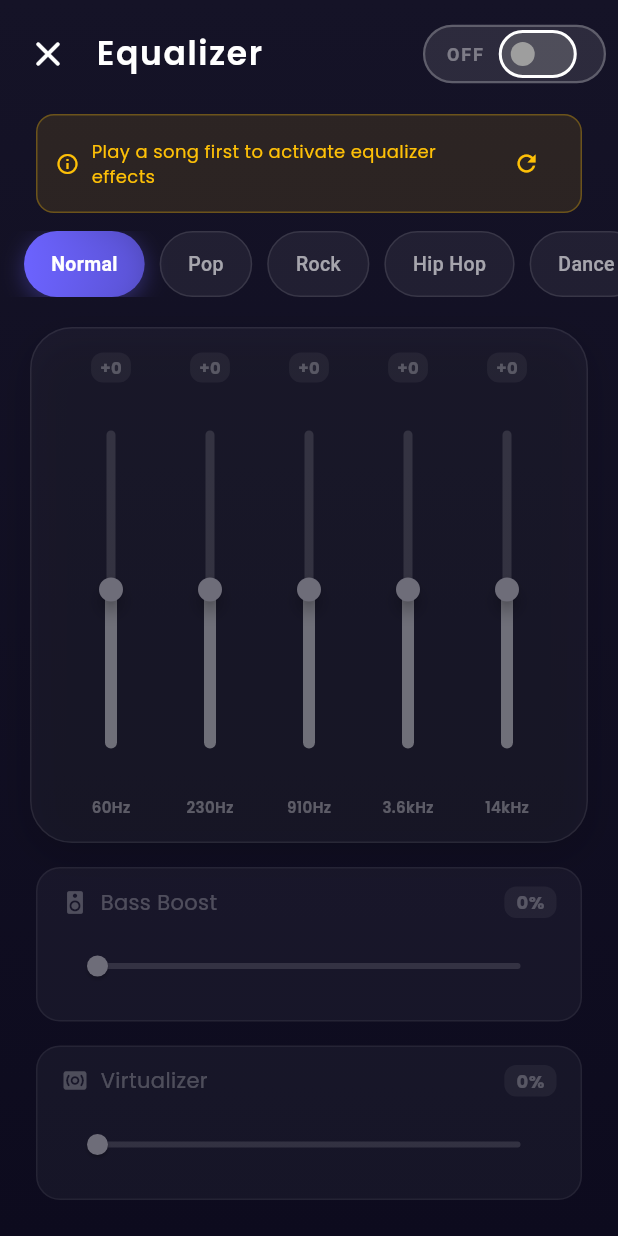
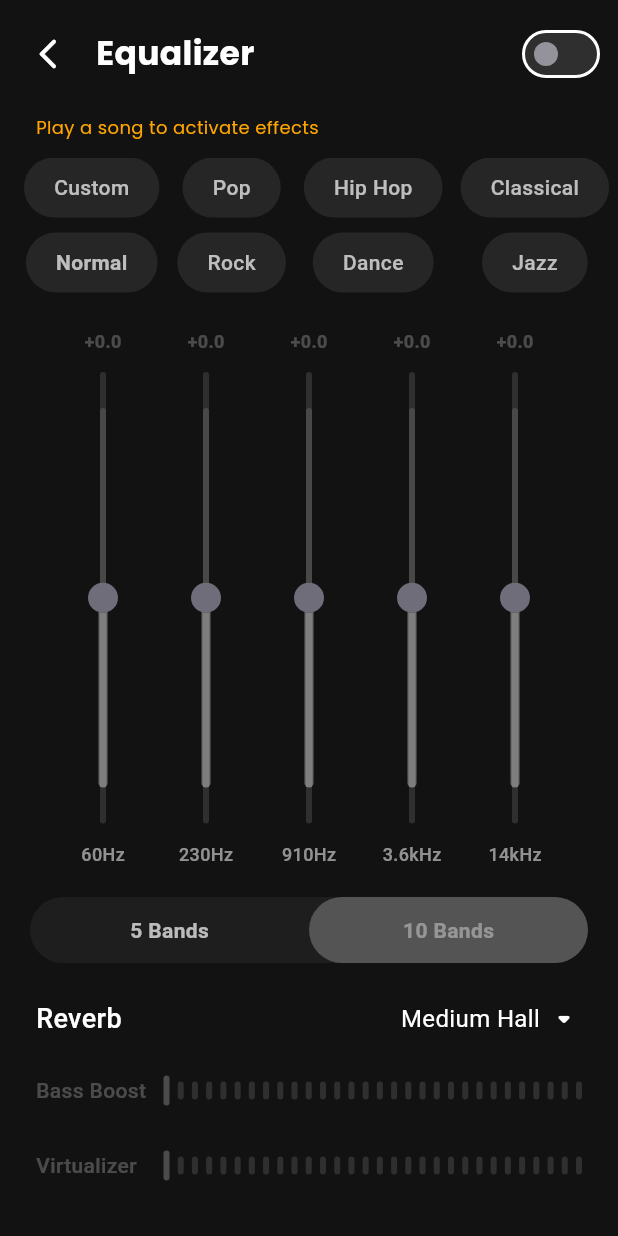
Before and after one commit to bhedanikhilkumar-code/offline-music-player-pro, a Flutter app: the EqualizerScreen screen opened directly, on a phone screen of 412 x 824 dp. Run offline on Flutter 3.47's test engine with Material 3 defaults, Android fonts, the phone set to English and light mode, and no system bars; our stand-ins replace audio_service, file_picker, flutter_staggered_animations, google_fonts, image_picker, just_audio and 5 more; missing offline and left inert: audio_session, audiotags, ringtone_set; accounts and stored records are empty; statements that could not run were skipped.

Commit message:
UI Overhaul: Redesigned Equalizer Screen with premium amber theme, 2-row presets, and custom dashed sliders

```diff
--- a/lib/screens/equalizer_screen.dart
+++ b/lib/screens/equalizer_screen.dart
@@ -6,7 +6,6 @@ import '../constants/app_strings.dart';
 import '../constants/app_constants.dart';
 import '../providers/equalizer_provider.dart';
 import '../providers/audio_provider.dart';
-import '../providers/theme_provider.dart';
 
 class EqualizerScreen extends StatefulWidget {
   const EqualizerScreen({super.key});
@@ -16,10 +15,11 @@ class EqualizerScreen extends StatefulWidget {
 }
 
 class _EqualizerScreenState extends State<EqualizerScreen> {
+  final Color _amberColor = const Color(0xFFFFA500); // Standard amber/orange from screenshot
+
   @override
   void initState() {
     super.initState();
-    // Initialize equalizer with audio session ID after frame is built
     WidgetsBinding.instance.addPostFrameCallback((_) {
       _initEqualizer();
     });
@@ -36,17 +36,16 @@ class _EqualizerScreenState extends State<EqualizerScreen> {
 
   @override
   Widget build(BuildContext context) {
-    return Consumer<ThemeProvider>(
-      builder: (context, themeProvider, _) {
     return Scaffold(
-          backgroundColor: Colors.transparent,
-          body: Container(
-            decoration: themeProvider.backgroundDecoration,
-            child: SafeArea(
+      backgroundColor: const Color(0xFF121212), // Deep dark background
+      body: SafeArea(
         child: Consumer<EqualizerProvider>(
           builder: (context, eq, _) {
-                  final primaryColor = themeProvider.primaryColor;
+            final isEnabled = eq.enabled;
+            final primaryColor = isEnabled ? _amberColor : Colors.white24;
+
             return Column(
+              crossAxisAlignment: CrossAxisAlignment.start,
               children: [
                 // ─── App Bar ───
                 Padding(
@@ -54,54 +53,20 @@ class _EqualizerScreenState extends State<EqualizerScreen> {
                   child: Row(
                     children: [
                       IconButton(
-                              icon: const Icon(Icons.close_rounded, color: Colors.white, size: 28),
+                        icon: const Icon(Icons.arrow_back_ios_new_rounded, color: Colors.white, size: 24),
                         onPressed: () => Navigator.pop(context),
                       ),
                       const SizedBox(width: 8),
-                            Text(AppStrings.equalizer, style: AppTextStyles.headingMedium.copyWith(letterSpacing: 1.1)),
+                      Text('Equalizer', style: AppTextStyles.headingMedium.copyWith(fontSize: 22, fontWeight: FontWeight.bold)),
                       const Spacer(),
-                            // ON/OFF toggle with premium look
-                            AnimatedContainer(
-                              duration: const Duration(milliseconds: 300),
-                              padding: const EdgeInsets.symmetric(horizontal: 14, vertical: 6),
-                              decoration: BoxDecoration(
-                                gradient: eq.enabled
-                                    ? LinearGradient(colors: [primaryColor.withOpacity(0.3), primaryColor.withOpacity(0.1)])
-                                    : null,
-                                color: eq.enabled ? null : Colors.white10,
-                                borderRadius: BorderRadius.circular(24),
-                                border: Border.all(
-                                  color: eq.enabled ? primaryColor : Colors.white24,
-                                  width: 1.5,
-                                ),
-                                boxShadow: eq.enabled
-                                    ? [BoxShadow(color: primaryColor.withOpacity(0.2), blurRadius: 12, offset: const Offset(0, 2))]
-                                    : null,
-                              ),
-                              child: Row(
-                                mainAxisSize: MainAxisSize.min,
-                                children: [
-                                  Text(
-                                    eq.enabled ? 'ON' : 'OFF',
-                                    style: TextStyle(
-                                      color: eq.enabled ? primaryColor : Colors.white38,
-                                      fontWeight: FontWeight.bold,
-                                      fontSize: 12,
-                                      letterSpacing: 1.2,
-                                    ),
-                                  ),
-                                  const SizedBox(width: 6),
-                                  SizedBox(
-                                    height: 24,
-                                    child: Switch(
+                      // Simple Amber Switch
+                      Switch(
                         value: eq.enabled,
                         onChanged: (v) => eq.setEnabled(v),
-                                      activeColor: primaryColor,
-                                      materialTapTargetSize: MaterialTapTargetSize.shrinkWrap,
-                                    ),
-                                  ),
-                                ],
-                              ),
+                        activeColor: Colors.white,
+                        activeTrackColor: _amberColor,
+                        inactiveThumbColor: Colors.white54,
+                        inactiveTrackColor: Colors.white12,
                       ),
                     ],
                   ),
@@ -111,106 +76,48 @@ class _EqualizerScreenState extends State<EqualizerScreen> {
                 if (!eq.isInitialized)
                   Padding(
                     padding: const EdgeInsets.symmetric(horizontal: 24, vertical: 4),
-                          child: Container(
-                            padding: const EdgeInsets.symmetric(horizontal: 12, vertical: 8),
-                            decoration: BoxDecoration(
-                              color: Colors.amber.withOpacity(0.1),
-                              borderRadius: BorderRadius.circular(12),
-                              border: Border.all(color: Colors.amber.withOpacity(0.3)),
-                            ),
-                            child: Row(
-                              children: [
-                                const Icon(Icons.info_outline, color: Colors.amber, size: 16),
-                                const SizedBox(width: 8),
-                                Expanded(
                     child: Text(
-                                    'Play a song first to activate equalizer effects',
-                                    style: AppTextStyles.bodySmall.copyWith(color: Colors.amber, fontSize: 12),
-                                  ),
-                                ),
-                                IconButton(
-                                  icon: const Icon(Icons.refresh, color: Colors.amber, size: 18),
-                                  padding: EdgeInsets.zero,
-                                  constraints: const BoxConstraints(),
-                                  onPressed: _initEqualizer,
-                                ),
-                              ],
-                            ),
+                      'Play a song to activate effects',
+                      style: AppTextStyles.bodySmall.copyWith(color: _amberColor, fontSize: 12),
                     ),
                   ),
 
-                      // ─── Preset Chips (scrollable) ───
+                // ─── Preset Chips (2 Rows Horizontal Scroll) ───
                 const SizedBox(height: 8),
                 SizedBox(
-                        height: 44,
+                  height: 90,
                   child: ListView.builder(
                     scrollDirection: Axis.horizontal,
                     padding: const EdgeInsets.symmetric(horizontal: 16),
-                          itemCount: AppConstants.eqPresets.keys.length,
-                          itemBuilder: (context, index) {
-                            final preset = AppConstants.eqPresets.keys.elementAt(index);
-                            if (preset == 'Custom') return const SizedBox.shrink();
-                            final isSelected = eq.preset == preset;
+                    itemCount: (AppConstants.eqPresets.keys.length / 2).ceil(),
+                    itemBuilder: (context, columnIndex) {
+                      final keys = AppConstants.eqPresets.keys.toList();
+                      final index1 = columnIndex * 2;
+                      final index2 = index1 + 1;
+
                       return Padding(
-                              padding: const EdgeInsets.only(right: 10),
-                              child: Material(
-                                color: Colors.transparent,
-                                child: InkWell(
-                                  onTap: () => eq.setPreset(preset),
-                                  borderRadius: BorderRadius.circular(22),
-                                  child: AnimatedContainer(
-                                    duration: const Duration(milliseconds: 250),
-                                    padding: const EdgeInsets.symmetric(horizontal: 18),
-                                    alignment: Alignment.center,
-                                    decoration: BoxDecoration(
-                                      gradient: isSelected
-                                          ? LinearGradient(colors: [primaryColor, primaryColor.withOpacity(0.7)])
-                                          : null,
-                                      color: isSelected ? null : Colors.white.withOpacity(0.06),
-                                      borderRadius: BorderRadius.circular(22),
-                                      boxShadow: isSelected
-                                          ? [BoxShadow(color: primaryColor.withOpacity(0.35), blurRadius: 12, offset: const Offset(0, 4))]
-                                          : null,
-                                      border: isSelected ? null : Border.all(color: Colors.white10),
-                                    ),
-                                    child: Text(
-                                      preset,
-                                      style: TextStyle(
-                                        color: isSelected ? Colors.white : Colors.white60,
-                                        fontWeight: isSelected ? FontWeight.bold : FontWeight.w500,
-                                        fontSize: 13,
-                                      ),
-                                    ),
-                                  ),
-                                ),
+                        padding: const EdgeInsets.only(right: 12),
+                        child: Column(
+                          children: [
+                            if (index1 < keys.length) _buildPresetChip(keys[index1], eq),
+                            const SizedBox(height: 10),
+                            if (index2 < keys.length) _buildPresetChip(keys[index2], eq),
+                          ],
                         ),
                       );
                     },
                   ),
                 ),
 
-                      // ─── Current Preset indicator ───
-                      if (eq.preset == 'Custom')
-                        Padding(
-                          padding: const EdgeInsets.only(top: 8),
-                          child: Text('Custom EQ', style: AppTextStyles.bodySmall.copyWith(color: primaryColor, fontWeight: FontWeight.w600)),
-                        ),
+                const SizedBox(height: 24),
 
-                      const SizedBox(height: 20),
-
-                      // ─── EQ Bands with Glass Card ───
+                // ─── EQ Bands ───
                 Expanded(
-                        child: Container(
-                          margin: const EdgeInsets.symmetric(horizontal: 20),
-                          padding: const EdgeInsets.symmetric(horizontal: 12, vertical: 16),
-                          decoration: BoxDecoration(
-                            color: Colors.white.withOpacity(0.04),
-                            borderRadius: BorderRadius.circular(28),
-                            border: Border.all(color: Colors.white.withOpacity(0.08)),
-                            boxShadow: [
-                              BoxShadow(color: Colors.black.withOpacity(0.15), blurRadius: 20, offset: const Offset(0, 8)),
-                            ],
-                          ),
+                  child: Padding(
+                    padding: const EdgeInsets.symmetric(horizontal: 20),
+                    child: Column(
+                      children: [
+                        Expanded(
                           child: Row(
                             mainAxisAlignment: MainAxisAlignment.spaceEvenly,
                             children: List.generate(5, (index) {
@@ -218,27 +125,82 @@ class _EqualizerScreenState extends State<EqualizerScreen> {
                             }),
                           ),
                         ),
+                        const SizedBox(height: 20),
+                        // 5 Bands / 10 Bands Toggle
+                        Container(
+                          width: double.infinity,
+                          height: 44,
+                          decoration: BoxDecoration(
+                            color: const Color(0xFF1E1E1E),
+                            borderRadius: BorderRadius.circular(22),
                           ),
+                          child: Row(
+                            children: [
+                              Expanded(
+                                child: Container(
+                                  alignment: Alignment.center,
+                                  decoration: BoxDecoration(
+                                    color: Colors.transparent,
+                                    borderRadius: BorderRadius.circular(22),
+                                  ),
+                                  child: const Text('5 Bands', style: TextStyle(color: Colors.white70, fontWeight: FontWeight.bold)),
+                                ),
+                              ),
+                              Expanded(
+                                child: Container(
+                                  alignment: Alignment.center,
+                                  decoration: BoxDecoration(
+                                    color: isEnabled ? _amberColor : Colors.white24,
+                                    borderRadius: BorderRadius.circular(22),
+                                  ),
+                                  child: Text('10 Bands', style: TextStyle(color: isEnabled ? Colors.black : Colors.white38, fontWeight: FontWeight.bold)),
+                                ),
+                              ),
+                            ],
+                          ),
+                        ),
+                      ],
+                    ),
+                  ),
+                ),
+
+                const SizedBox(height: 24),
+
+                // ─── Reverb Dropdown ───
+                Padding(
+                  padding: const EdgeInsets.symmetric(horizontal: 24),
+                  child: Row(
+                    mainAxisAlignment: MainAxisAlignment.spaceBetween,
+                    children: [
+                      const Text('Reverb', style: TextStyle(color: Colors.white, fontSize: 18, fontWeight: FontWeight.w500)),
+                      Row(
+                        children: const [
+                          Text('Medium Hall', style: TextStyle(color: Colors.white, fontSize: 16)),
+                          SizedBox(width: 4),
+                          Icon(Icons.arrow_drop_down_rounded, color: Colors.white),
+                        ],
+                      ),
+                    ],
+                  ),
+                ),
+
+                const SizedBox(height: 20),
 
                 // ─── Bass Boost & Virtualizer ───
                 Padding(
-                        padding: const EdgeInsets.fromLTRB(24, 16, 24, 8),
+                  padding: const EdgeInsets.symmetric(horizontal: 24),
                   child: Column(
                     children: [
-                            _buildEffectSlider(
-                              context,
-                              icon: Icons.speaker_rounded,
-                              label: AppStrings.bassBoost,
+                      _buildDashedSliderRow(
+                        label: 'Bass Boost',
                         value: eq.bassBoost,
                         onChanged: (v) => eq.setBassBoost(v),
                         enabled: eq.enabled,
                         primaryColor: primaryColor,
                       ),
-                            const SizedBox(height: 16),
-                            _buildEffectSlider(
-                              context,
-                              icon: Icons.surround_sound_rounded,
-                              label: AppStrings.virtualizer,
+                      const SizedBox(height: 20),
+                      _buildDashedSliderRow(
+                        label: 'Virtualizer',
                         value: eq.virtualizer,
                         onChanged: (v) => eq.setVirtualizer(v),
                         enabled: eq.enabled,
@@ -247,53 +209,79 @@ class _EqualizerScreenState extends State<EqualizerScreen> {
                     ],
                   ),
                 ),
-                      const SizedBox(height: 16),
+                const SizedBox(height: 32),
               ],
             );
           },
         ),
       ),
+    );
+  }
+
+  Widget _buildPresetChip(String preset, EqualizerProvider eq) {
+    final isSelected = eq.preset == preset;
+    final isEnabled = eq.enabled;
+    return GestureDetector(
+      onTap: isEnabled ? () => eq.setPreset(preset) : null,
+      child: AnimatedContainer(
+        duration: const Duration(milliseconds: 200),
+        padding: const EdgeInsets.symmetric(horizontal: 20, vertical: 10),
+        decoration: BoxDecoration(
+          color: isSelected && isEnabled ? _amberColor : const Color(0xFF262626),
+          borderRadius: BorderRadius.circular(20),
         ),
-        );
-      },
+        child: Text(
+          preset,
+          style: TextStyle(
+            color: isSelected && isEnabled ? Colors.black : Colors.white70,
+            fontWeight: isSelected ? FontWeight.bold : FontWeight.w500,
+            fontSize: 14,
+          ),
+        ),
+      ),
     );
   }
 
   Widget _buildEqBand(BuildContext context, EqualizerProvider eq, int index, Color primaryColor) {
     final level = eq.bandLevels[index];
     final isPositive = level >= 0;
+    // Assume max level is 15
     return SizedBox(
-      width: 50,
+      width: 40,
       child: Column(
         children: [
           // dB value label
-          Container(
-            padding: const EdgeInsets.symmetric(horizontal: 6, vertical: 2),
-            decoration: BoxDecoration(
-              color: eq.enabled ? primaryColor.withOpacity(0.15) : Colors.white.withOpacity(0.05),
-              borderRadius: BorderRadius.circular(8),
-            ),
-            child: Text(
-              '${isPositive ? "+" : ""}${level.toStringAsFixed(0)}',
-              style: AppTextStyles.bodySmall.copyWith(
-                color: eq.enabled ? primaryColor : Colors.white24,
+          Text(
+            '${isPositive ? "+" : ""}${(level / 10).toStringAsFixed(1)}',
+            style: TextStyle(
+              color: isPositive ? primaryColor : Colors.white54,
               fontWeight: FontWeight.bold,
-                fontSize: 11,
+              fontSize: 12,
             ),
           ),
-          ),
-          const SizedBox(height: 8),
+          const SizedBox(height: 12),
           // Vertical slider
           Expanded(
-            child: RotatedBox(
+            child: Stack(
+              alignment: Alignment.center,
+              children: [
+                // Track line
+                Container(
+                  width: 4,
+                  decoration: BoxDecoration(
+                    color: Colors.white12,
+                    borderRadius: BorderRadius.circular(2),
+                  ),
+                ),
+                RotatedBox(
                   quarterTurns: 3,
                   child: SliderTheme(
                     data: SliderTheme.of(context).copyWith(
-                  trackHeight: 6,
-                  thumbShape: const RoundSliderThumbShape(enabledThumbRadius: 8, elevation: 4),
-                  activeTrackColor: eq.enabled ? primaryColor : Colors.white24,
-                  inactiveTrackColor: Colors.white.withOpacity(0.08),
-                  thumbColor: eq.enabled ? Colors.white : Colors.white38,
+                      trackHeight: 4,
+                      thumbShape: const RoundSliderThumbShape(enabledThumbRadius: 10, elevation: 0),
+                      activeTrackColor: primaryColor,
+                      inactiveTrackColor: Colors.transparent,
+                      thumbColor: primaryColor,
                       overlayColor: primaryColor.withOpacity(0.1),
                       trackShape: const RoundedRectSliderTrackShape(),
                     ),
@@ -304,15 +292,17 @@ class _EqualizerScreenState extends State<EqualizerScreen> {
                     ),
                   ),
                 ),
+              ],
             ),
-          const SizedBox(height: 8),
+          ),
+          const SizedBox(height: 12),
           // Frequency label
           Text(
             AppConstants.eqBandLabels[index],
-            style: AppTextStyles.bodySmall.copyWith(
-              fontSize: 10,
-              color: eq.enabled ? Colors.white60 : Colors.white30,
-              fontWeight: FontWeight.w600,
+            style: const TextStyle(
+              fontSize: 12,
+              color: Colors.white54,
+              fontWeight: FontWeight.w500,
             ),
           ),
         ],
@@ -320,68 +310,94 @@ class _EqualizerScreenState extends State<EqualizerScreen> {
     );
   }
 
-  Widget _buildEffectSlider(
-    BuildContext context, {
-    required IconData icon,
+  Widget _buildDashedSliderRow({
     required String label,
     required double value,
     required ValueChanged<double> onChanged,
     required bool enabled,
     required Color primaryColor,
   }) {
-    final percentage = (value / 10).round();
-    return Container(
-      padding: const EdgeInsets.symmetric(horizontal: 16, vertical: 12),
-      decoration: BoxDecoration(
-        color: Colors.white.withOpacity(0.04),
-        borderRadius: BorderRadius.circular(16),
-        border: Border.all(color: Colors.white.withOpacity(0.06)),
-      ),
-      child: Column(
-        crossAxisAlignment: CrossAxisAlignment.start,
+    return Row(
       children: [
-          Row(
-            children: [
-              Icon(icon, color: enabled ? primaryColor : Colors.white24, size: 18),
-              const SizedBox(width: 8),
-              Text(label, style: AppTextStyles.bodyMedium.copyWith(color: enabled ? Colors.white : Colors.white24)),
-              const Spacer(),
-              Container(
-                padding: const EdgeInsets.symmetric(horizontal: 8, vertical: 2),
-                decoration: BoxDecoration(
-                  color: enabled ? primaryColor.withOpacity(0.15) : Colors.white.withOpacity(0.05),
-                  borderRadius: BorderRadius.circular(8),
-                ),
+        SizedBox(
+          width: 85,
           child: Text(
-                  '$percentage%',
-                  style: AppTextStyles.bodySmall.copyWith(
-                    color: enabled ? primaryColor : Colors.white24,
-                    fontWeight: FontWeight.bold,
-                    fontSize: 12,
+            label,
+            style: TextStyle(
+              color: enabled ? Colors.white54 : Colors.white24,
+              fontSize: 14,
+              fontWeight: FontWeight.w500,
             ),
           ),
         ),
-            ],
-          ),
-          const SizedBox(height: 8),
-          SliderTheme(
-            data: SliderTheme.of(context).copyWith(
-              trackHeight: 4,
-              activeTrackColor: enabled ? primaryColor : Colors.white24,
-              inactiveTrackColor: Colors.white.withOpacity(0.08),
-              thumbColor: enabled ? Colors.white : Colors.white38,
-              overlayColor: primaryColor.withOpacity(0.1),
-              thumbShape: const RoundSliderThumbShape(enabledThumbRadius: 7),
-            ),
-            child: Slider(
-              value: value,
-              min: 0,
-              max: 1000,
-              onChanged: enabled ? onChanged : null,
+        Expanded(
+          child: _DashedSlider(
+            value: value / 1000, // 0.0 to 1.0
+            onChanged: enabled ? (v) => onChanged(v * 1000) : null,
+            activeColor: primaryColor,
+            inactiveColor: Colors.white12,
           ),
         ),
       ],
-      ),
     );
   }
 }
+
+class _DashedSlider extends StatelessWidget {
+  final double value; // 0.0 to 1.0
+  final ValueChanged<double>? onChanged;
+  final Color activeColor;
+  final Color inactiveColor;
+
+  const _DashedSlider({
+    required this.value,
+    this.onChanged,
+    required this.activeColor,
+    required this.inactiveColor,
+  });
+
+  @override
+  Widget build(BuildContext context) {
+    return GestureDetector(
+      onPanUpdate: (details) {
+        if (onChanged == null) return;
+        final box = context.findRenderObject() as RenderBox;
+        final dx = details.localPosition.dx;
+        var newValue = dx / box.size.width;
+        onChanged!(newValue.clamp(0.0, 1.0));
+      },
+      onTapDown: (details) {
+        if (onChanged == null) return;
+        final box = context.findRenderObject() as RenderBox;
+        final dx = details.localPosition.dx;
+        var newValue = dx / box.size.width;
+        onChanged!(newValue.clamp(0.0, 1.0));
+      },
+      child: LayoutBuilder(builder: (context, constraints) {
+        final dashCount = 30;
+        final activeCount = (dashCount * value).round();
+        return Container(
+          height: 30,
+          color: Colors.transparent, // expand tap area
+          child: Row(
+            mainAxisAlignment: MainAxisAlignment.spaceBetween,
+            crossAxisAlignment: CrossAxisAlignment.center,
+            children: List.generate(dashCount, (index) {
+              bool isActive = index < activeCount;
+              bool isThumb = index == activeCount || (index == dashCount - 1 && value == 1.0 && activeCount == dashCount);
+
+              return Container(
+                width: 4,
+                height: isThumb ? 20 : 12,
+                decoration: BoxDecoration(
+                  color: isActive || isThumb ? activeColor : inactiveColor,
+                  borderRadius: BorderRadius.circular(2),
+                ),
+              );
+            }),
+          ),
+        );
+      }),
+    );
+  }
+}
```
Lines whose indentation alone changed are shown as unchanged.
